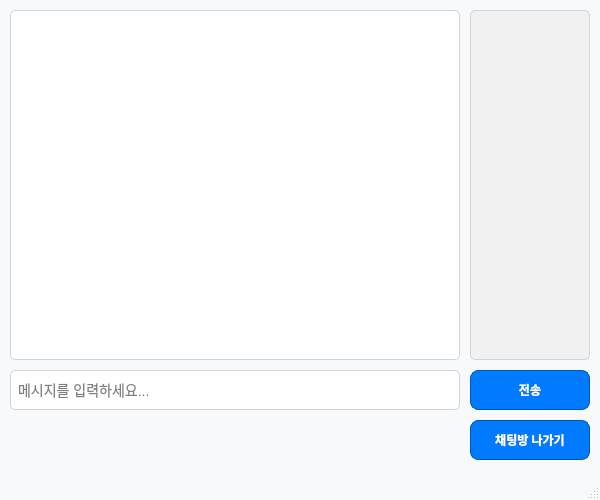
YooSungSoo/MeEither, file ChatWindow.ui: the form before one commit.
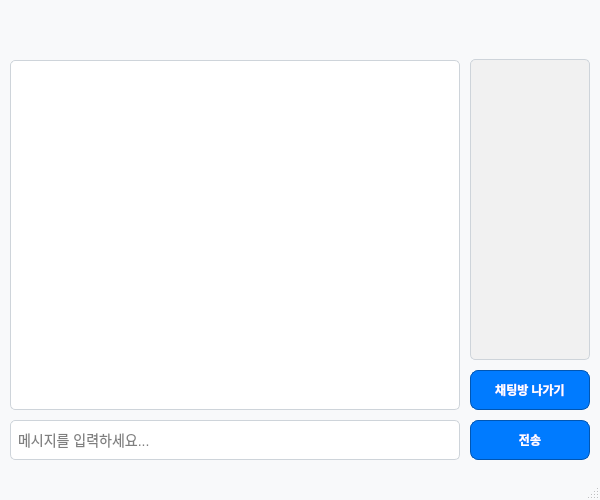
The form after the commit.

```diff
--- a/ChatWindow.ui
+++ b/ChatWindow.ui
@@ -49,7 +49,7 @@
     <property name="geometry">
      <rect>
       <x>10</x>
-      <y>10</y>
+      <y>60</y>
       <width>450</width>
       <height>350</height>
      </rect>
@@ -59,7 +59,7 @@
     <property name="geometry">
      <rect>
       <x>10</x>
-      <y>370</y>
+      <y>420</y>
       <width>450</width>
       <height>40</height>
      </rect>
@@ -72,7 +72,7 @@
     <property name="geometry">
      <rect>
       <x>470</x>
-      <y>370</y>
+      <y>420</y>
       <width>120</width>
       <height>40</height>
      </rect>
@@ -85,9 +85,9 @@
     <property name="geometry">
      <rect>
       <x>470</x>
-      <y>10</y>
+      <y>59</y>
       <width>120</width>
-      <height>350</height>
+      <height>301</height>
      </rect>
     </property>
     <property name="styleSheet">
@@ -104,7 +104,7 @@
     <property name="geometry">
      <rect>
       <x>470</x>
-      <y>420</y>
+      <y>370</y>
       <width>120</width>
       <height>40</height>
      </rect>
@@ -113,6 +113,27 @@
      <string>채팅방 나가기</string>
     </property>
    </widget>
+   <widget class="QLabel" name="headerLabel">
+    <property name="geometry">
+     <rect>
+      <x>10</x>
+      <y>10</y>
+      <width>581</width>
+      <height>41</height>
+     </rect>
+    </property>
+    <property name="font">
+     <font>
+      <pointsize>16</pointsize>
+     </font>
+    </property>
+    <property name="text">
+     <string/>
+    </property>
+    <property name="alignment">
+     <set>Qt::AlignmentFlag::AlignCenter</set>
+    </property>
+   </widget>
   </widget>
   <widget class="QMenuBar" name="menubar">
    <property name="geometry">
```
